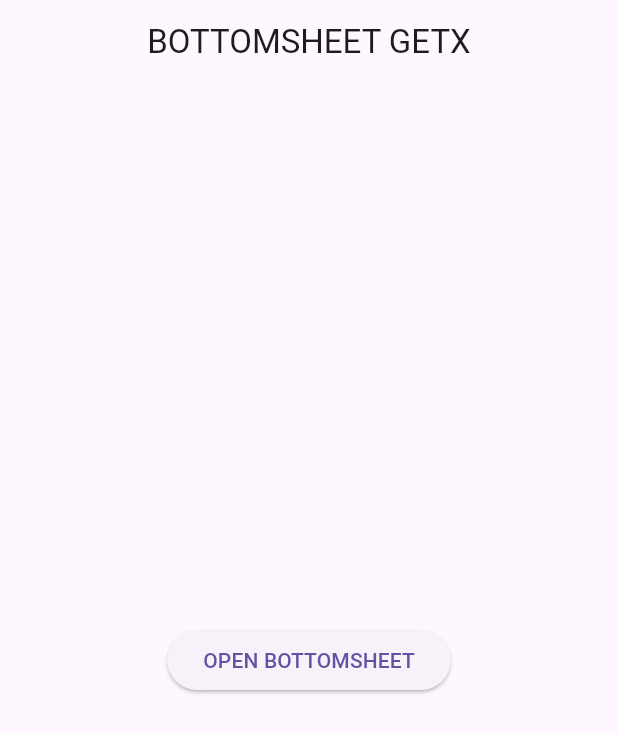
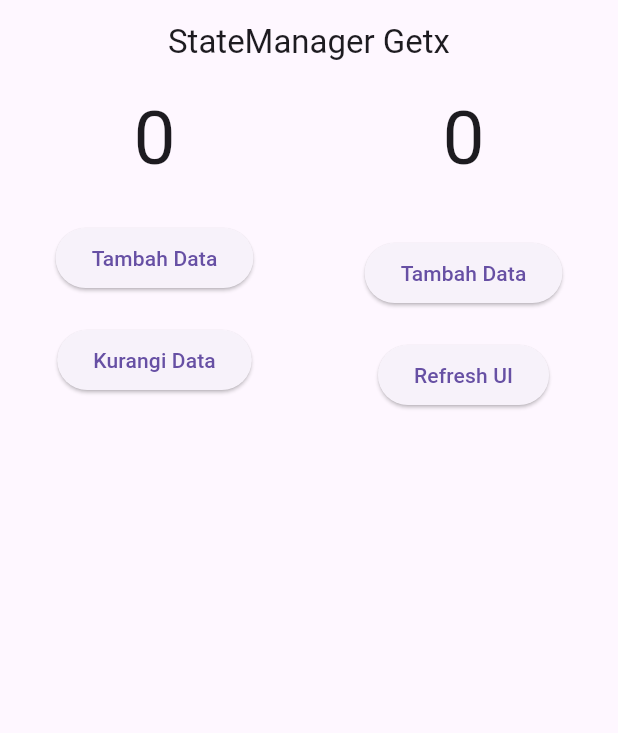
Before and after one commit to naufalrdev/belajar_getx, a Flutter app: the screen it shows after launch, on a phone screen of 412 x 824 dp. Shown: the top 733 px of the screen. Run offline on Flutter 3.47's test engine with Material 3 defaults, Android fonts, the phone set to English and light mode, and no system bars; our stand-ins replace get, lottie.

Commit message:
Reactive & Simple StateManager GetX

```diff
--- /dev/null
+++ b/lib/controllers/reactive_state.dart
@@ -0,0 +1,13 @@
+import 'package:get/get.dart';
+
+class ReactiveStateManager extends GetxController {
+  var dataPantau = 0.obs;
+
+  void tambahData() {
+    dataPantau = dataPantau + 1;
+  }
+
+  void kurangiData() {
+    dataPantau = dataPantau - 1;
+  }
+}
--- /dev/null
+++ b/lib/controllers/simple_state.dart
@@ -0,0 +1,13 @@
+import 'package:get/get.dart';
+
+class SimpleStateManager extends GetxController {
+  int dataPantau = 0;
+
+  void tambahData() {
+    dataPantau = dataPantau + 1;
+  }
+
+  void refreshTampilan() {
+    update();
+  }
+}
--- a/lib/main.dart
+++ b/lib/main.dart
@@ -1,4 +1,4 @@
-import 'package:belajar_getx/bottom_sheet.dart';
+import 'package:belajar_getx/pages/state_manager.dart';
 import 'package:flutter/material.dart';
 import 'package:get/get.dart';
 
@@ -11,6 +11,6 @@ class MyApp extends StatelessWidget {
 
   @override
   Widget build(BuildContext context) {
-    return GetMaterialApp(home: BottomSheetScreen());
+    return GetMaterialApp(home: StateManagerScreen());
   }
 }
--- /dev/null
+++ b/lib/pages/state_manager.dart
@@ -0,0 +1,72 @@
+import 'package:belajar_getx/controllers/reactive_state.dart';
+import 'package:belajar_getx/controllers/simple_state.dart';
+import 'package:flutter/material.dart';
+import 'package:get/get.dart';
+
+class StateManagerScreen extends StatelessWidget {
+  const StateManagerScreen({super.key});
+
+  @override
+  Widget build(BuildContext context) {
+    final reactC = Get.put(ReactiveStateManager());
+    final simpleC = Get.put(SimpleStateManager());
+    return Scaffold(
+      appBar: AppBar(title: Text("StateManager Getx"), centerTitle: true),
+      body: Center(
+        child: Row(
+          mainAxisAlignment: MainAxisAlignment.spaceAround,
+          children: [
+            Column(
+              children: [
+                Obx(
+                  () => Text(
+                    "${reactC.dataPantau}",
+                    style: TextStyle(fontSize: 50),
+                  ),
+                ),
+                SizedBox(height: 20),
+                ElevatedButton(
+                  onPressed: () {
+                    reactC.tambahData();
+                  },
+                  child: Text("Tambah Data"),
+                ),
+                SizedBox(height: 20),
+                ElevatedButton(
+                  onPressed: () {
+                    reactC.kurangiData();
+                  },
+                  child: Text("Kurangi Data"),
+                ),
+              ],
+            ),
+            Column(
+              children: [
+                GetBuilder<SimpleStateManager>(
+                  builder: (controller) => Text(
+                    "${simpleC.dataPantau}",
+                    style: TextStyle(fontSize: 50),
+                  ),
+                ),
+                SizedBox(height: 30),
+                ElevatedButton(
+                  onPressed: () {
+                    simpleC.tambahData();
+                  },
+                  child: Text("Tambah Data"),
+                ),
+                SizedBox(height: 20),
+                ElevatedButton(
+                  onPressed: () {
+                    simpleC.refreshTampilan();
+                  },
+                  child: Text("Refresh UI"),
+                ),
+              ],
+            ),
+          ],
+        ),
+      ),
+    );
+  }
+}
```
Also changed, not shown: lib/pages/reactive_state.dart (added, +36 -0 lines), lib/pages/simple_state.dart (added, +45 -0 lines).
